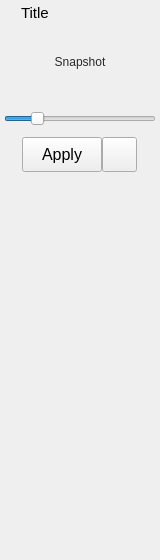
First picture: the form in src/studiolibrarymaya/resource/ui/PoseLoadWidget.ui, repository krathjen/studiolibrary, before the edit.
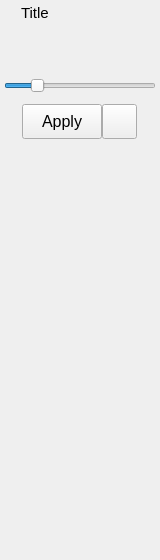
Second picture: the form after the edit. Icons and pictures are not drawn.

Commit message: Improve sizing issue with the base load widget

```diff
--- a/src/studiolibrarymaya/resource/ui/PoseLoadWidget.ui
+++ b/src/studiolibrarymaya/resource/ui/PoseLoadWidget.ui
@@ -125,15 +125,15 @@
        <number>0</number>
       </property>
       <item>
-       <widget class="QFrame" name="iconToggleBox">
-        <property name="styleSheet">
-         <string notr="true"/>
-        </property>
+       <widget class="QFrame" name="iconTitleFrame">
         <property name="frameShape">
          <enum>QFrame::NoFrame</enum>
         </property>
         <property name="frameShadow">
-         <enum>QFrame::Raised</enum>
+         <enum>QFrame::Plain</enum>
+        </property>
+        <property name="lineWidth">
+         <number>0</number>
         </property>
         <layout class="QVBoxLayout" name="verticalLayout_6">
          <property name="spacing">
@@ -142,38 +142,38 @@
          <property name="margin">
           <number>0</number>
          </property>
+        </layout>
+       </widget>
+      </item>
+      <item>
+       <widget class="QFrame" name="iconFrame">
+        <property name="frameShape">
+         <enum>QFrame::NoFrame</enum>
+        </property>
+        <property name="frameShadow">
+         <enum>QFrame::Plain</enum>
+        </property>
+        <property name="lineWidth">
+         <number>0</number>
+        </property>
+        <layout class="QVBoxLayout" name="verticalLayout_3">
+         <property name="spacing">
+          <number>0</number>
+         </property>
+         <property name="leftMargin">
+          <number>0</number>
+         </property>
+         <property name="topMargin">
+          <number>2</number>
+         </property>
+         <property name="rightMargin">
+          <number>0</number>
+         </property>
+         <property name="bottomMargin">
+          <number>0</number>
+         </property>
          <item>
-          <widget class="QFrame" name="iconTitleFrame">
-           <property name="minimumSize">
-            <size>
-             <width>0</width>
-             <height>10</height>
-            </size>
-           </property>
-           <property name="styleSheet">
-            <string notr="true"/>
-           </property>
-           <property name="frameShape">
-            <enum>QFrame::NoFrame</enum>
-           </property>
-           <property name="frameShadow">
-            <enum>QFrame::Plain</enum>
-           </property>
-           <property name="lineWidth">
-            <number>0</number>
-           </property>
-           <layout class="QVBoxLayout" name="verticalLayout_7">
-            <property name="spacing">
-             <number>0</number>
-            </property>
-            <property name="margin">
-             <number>0</number>
-            </property>
-           </layout>
-          </widget>
-         </item>
-         <item>
-          <widget class="QFrame" name="iconFrame">
+          <widget class="QFrame" name="iconFrame2">
            <property name="sizePolicy">
             <sizepolicy hsizetype="Preferred" vsizetype="Expanding">
              <horstretch>0</horstretch>
@@ -196,16 +196,7 @@
             <property name="spacing">
              <number>0</number>
             </property>
-            <property name="leftMargin">
-             <number>0</number>
-            </property>
-            <property name="topMargin">
-             <number>3</number>
-            </property>
-            <property name="rightMargin">
-             <number>0</number>
-            </property>
-            <property name="bottomMargin">
+            <property name="margin">
              <number>0</number>
             </property>
             <item>
@@ -258,64 +249,6 @@
                  <property name="margin">
                   <number>0</number>
                  </property>
-                 <item>
-                  <widget class="QToolButton" name="thumbnailButton">
-                   <property name="enabled">
-                    <bool>true</bool>
-                   </property>
-                   <property name="sizePolicy">
-                    <sizepolicy hsizetype="Expanding" vsizetype="Expanding">
-                     <horstretch>0</horstretch>
-                     <verstretch>1</verstretch>
-                    </sizepolicy>
-                   </property>
-                   <property name="minimumSize">
-                    <size>
-                     <width>0</width>
-                     <height>0</height>
-                    </size>
-                   </property>
-                   <property name="maximumSize">
-                    <size>
-                     <width>150</width>
-                     <height>150</height>
-                    </size>
-                   </property>
-                   <property name="toolTip">
-                    <string/>
-                   </property>
-                   <property name="layoutDirection">
-                    <enum>Qt::LeftToRight</enum>
-                   </property>
-                   <property name="styleSheet">
-                    <string notr="true">color: rgb(40, 40, 40);
-border: 1px solid rgb(0, 0, 0, 0);
-background-color: rgb(254, 255, 230, 0);</string>
-                   </property>
-                   <property name="text">
-                    <string>Snapshot</string>
-                   </property>
-                   <property name="icon">
-                    <iconset>
-                     <normaloff>../icons/thumbnail.png</normaloff>../icons/thumbnail.png</iconset>
-                   </property>
-                   <property name="iconSize">
-                    <size>
-                     <width>150</width>
-                     <height>150</height>
-                    </size>
-                   </property>
-                   <property name="popupMode">
-                    <enum>QToolButton::InstantPopup</enum>
-                   </property>
-                   <property name="toolButtonStyle">
-                    <enum>Qt::ToolButtonIconOnly</enum>
-                   </property>
-                   <property name="autoRaise">
-                    <bool>false</bool>
-                   </property>
-                  </widget>
-                 </item>
                 </layout>
                </widget>
               </item>
@@ -329,21 +262,6 @@
       </item>
       <item>
        <widget class="QFrame" name="infoFrame">
-        <property name="sizePolicy">
-         <sizepolicy hsizetype="Preferred" vsizetype="Minimum">
-          <horstretch>0</horstretch>
-          <verstretch>0</verstretch>
-         </sizepolicy>
-        </property>
-        <property name="minimumSize">
-         <size>
-          <width>0</width>
-          <height>10</height>
-         </size>
-        </property>
-        <property name="styleSheet">
-         <string notr="true"/>
-        </property>
         <property name="frameShape">
          <enum>QFrame::NoFrame</enum>
         </property>
@@ -353,7 +271,7 @@
         <property name="lineWidth">
          <number>0</number>
         </property>
-        <layout class="QVBoxLayout" name="verticalLayout_3">
+        <layout class="QVBoxLayout" name="verticalLayout_5">
          <property name="spacing">
           <number>0</number>
          </property>
@@ -365,22 +283,16 @@
       </item>
       <item>
        <widget class="QFrame" name="optionsFrame">
-        <property name="minimumSize">
-         <size>
-          <width>0</width>
-          <height>10</height>
-         </size>
-        </property>
-        <property name="styleSheet">
-         <string notr="true"/>
-        </property>
         <property name="frameShape">
          <enum>QFrame::NoFrame</enum>
         </property>
         <property name="frameShadow">
-         <enum>QFrame::Raised</enum>
+         <enum>QFrame::Plain</enum>
         </property>
-        <layout class="QVBoxLayout" name="verticalLayout_15">
+        <property name="lineWidth">
+         <number>0</number>
+        </property>
+        <layout class="QVBoxLayout" name="verticalLayout_14">
          <property name="spacing">
           <number>0</number>
          </property>
@@ -394,28 +306,7 @@
     </widget>
    </item>
    <item>
-    <widget class="QFrame" name="namespaceToggleBox">
-     <property name="styleSheet">
-      <string notr="true"/>
-     </property>
-     <property name="frameShape">
-      <enum>QFrame::NoFrame</enum>
-     </property>
-     <property name="frameShadow">
-      <enum>QFrame::Raised</enum>
-     </property>
-     <layout class="QVBoxLayout" name="verticalLayout_12">
-      <property name="spacing">
-       <number>0</number>
-      </property>
-      <property name="margin">
-       <number>0</number>
-      </property>
-     </layout>
-    </widget>
-   </item>
-   <item>
-    <layout class="QHBoxLayout" name="horizontalLayout_13">
+    <layout class="QHBoxLayout" name="customLayout">
      <property name="leftMargin">
       <number>0</number>
      </property>
@@ -466,6 +357,9 @@
      <property name="frameShadow">
       <enum>QFrame::Plain</enum>
      </property>
+     <property name="lineWidth">
+      <number>0</number>
+     </property>
      <layout class="QHBoxLayout" name="horizontalLayout_6">
       <property name="spacing">
        <number>1</number>
```
Left out of the diff: 20 changed lines with no effect on the pictures. The commit also changes 5 other files.
